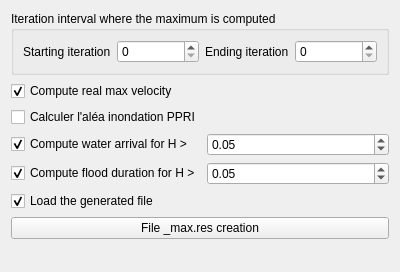
Qt form PostTelemac/meshlayertools/ExtractMaxTool.ui (nicogodet/PostTelemac) before a commit.
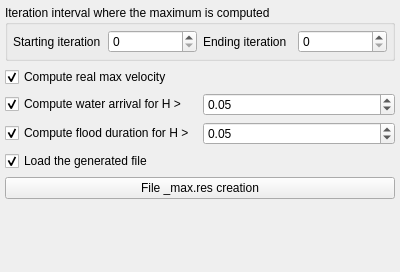
The same form after that commit. Icons and pictures are not drawn.

Diff of the .ui file:
```diff
--- a/PostTelemac/meshlayertools/ExtractMaxTool.ui
+++ b/PostTelemac/meshlayertools/ExtractMaxTool.ui
@@ -14,93 +14,36 @@
    <string>Form</string>
   </property>
   <layout class="QGridLayout" name="gridLayout">
-   <item row="4" column="1">
-    <widget class="QDoubleSpinBox" name="doubleSpinBox_5">
-     <property name="value">
-      <double>0.050000000000000</double>
-     </property>
-    </widget>
-   </item>
-   <item row="4" column="0">
-    <widget class="QCheckBox" name="checkBox_10">
-     <property name="text">
-      <string>Compute flood duration for H &gt;</string>
-     </property>
-     <property name="checked">
-      <bool>true</bool>
-     </property>
-    </widget>
-   </item>
-   <item row="3" column="0">
-    <widget class="QCheckBox" name="checkBox_9">
-     <property name="text">
-      <string>Compute water arrival for H &gt;</string>
-     </property>
-     <property name="checked">
-      <bool>true</bool>
-     </property>
-    </widget>
-   </item>
-   <item row="1" column="0">
-    <widget class="QCheckBox" name="checkBox_11">
-     <property name="text">
-      <string>Compute real max velocity</string>
-     </property>
-     <property name="checked">
-      <bool>true</bool>
-     </property>
-    </widget>
-   </item>
-   <item row="5" column="0">
-    <widget class="QCheckBox" name="checkBox_8">
-     <property name="enabled">
-      <bool>true</bool>
-     </property>
-     <property name="text">
-      <string>Load the generated file</string>
-     </property>
-     <property name="checked">
-      <bool>true</bool>
-     </property>
-    </widget>
-   </item>
-   <item row="6" column="0" colspan="2">
-    <widget class="QPushButton" name="pushButton_max_res">
-     <property name="text">
-      <string>File _max.res creation</string>
-     </property>
-     <property name="icon">
-      <iconset>
-       <normaloff>:/plugins/PostTelemac/icons/Play_48x48.png</normaloff>:/plugins/PostTelemac/icons/Play_48x48.png</iconset>
-     </property>
-    </widget>
-   </item>
-   <item row="3" column="1">
-    <widget class="QDoubleSpinBox" name="doubleSpinBox_4">
-     <property name="value">
-      <double>0.050000000000000</double>
-     </property>
-    </widget>
-   </item>
-   <item row="7" column="0">
-    <spacer name="verticalSpacer_4">
-     <property name="orientation">
-      <enum>Qt::Vertical</enum>
-     </property>
-     <property name="sizeHint" stdset="0">
-      <size>
-       <width>20</width>
-       <height>64</height>
-      </size>
-     </property>
-    </spacer>
-   </item>
+   <property name="leftMargin">
+    <number>5</number>
+   </property>
+   <property name="topMargin">
+    <number>5</number>
+   </property>
+   <property name="rightMargin">
+    <number>5</number>
+   </property>
+   <property name="bottomMargin">
+    <number>5</number>
+   </property>
    <item row="0" column="0" colspan="2">
     <widget class="QGroupBox" name="groupBox_6">
      <property name="title">
       <string>Iteration interval where the maximum is computed</string>
      </property>
      <layout class="QHBoxLayout" name="horizontalLayout_10">
+      <property name="leftMargin">
+       <number>5</number>
+      </property>
+      <property name="topMargin">
+       <number>5</number>
+      </property>
+      <property name="rightMargin">
+       <number>5</number>
+      </property>
+      <property name="bottomMargin">
+       <number>5</number>
+      </property>
       <item>
        <widget class="QLabel" name="label_34">
         <property name="text">
@@ -124,13 +67,84 @@
      </layout>
     </widget>
    </item>
+   <item row="4" column="0">
+    <widget class="QCheckBox" name="checkBox_8">
+     <property name="enabled">
+      <bool>true</bool>
+     </property>
+     <property name="text">
+      <string>Load the generated file</string>
+     </property>
+     <property name="checked">
+      <bool>true</bool>
+     </property>
+    </widget>
+   </item>
    <item row="2" column="0">
-    <widget class="QCheckBox" name="checkBox_alea">
-     <property name="enabled">
+    <widget class="QCheckBox" name="checkBox_9">
+     <property name="text">
+      <string>Compute water arrival for H &gt;</string>
+     </property>
+     <property name="checked">
       <bool>true</bool>
      </property>
+    </widget>
+   </item>
+   <item row="6" column="0">
+    <spacer name="verticalSpacer_4">
+     <property name="orientation">
+      <enum>Qt::Vertical</enum>
+     </property>
+     <property name="sizeHint" stdset="0">
+      <size>
+       <width>20</width>
+       <height>64</height>
+      </size>
+     </property>
+    </spacer>
+   </item>
+   <item row="1" column="0">
+    <widget class="QCheckBox" name="checkBox_11">
      <property name="text">
-      <string>Calculer l'aléa inondation PPRI</string>
+      <string>Compute real max velocity</string>
+     </property>
+     <property name="checked">
+      <bool>true</bool>
+     </property>
+    </widget>
+   </item>
+   <item row="3" column="0">
+    <widget class="QCheckBox" name="checkBox_10">
+     <property name="text">
+      <string>Compute flood duration for H &gt;</string>
+     </property>
+     <property name="checked">
+      <bool>true</bool>
+     </property>
+    </widget>
+   </item>
+   <item row="5" column="0" colspan="2">
+    <widget class="QPushButton" name="pushButton_max_res">
+     <property name="text">
+      <string>File _max.res creation</string>
+     </property>
+     <property name="icon">
+      <iconset>
+       <normaloff>:/plugins/PostTelemac/icons/Play_48x48.png</normaloff>:/plugins/PostTelemac/icons/Play_48x48.png</iconset>
+     </property>
+    </widget>
+   </item>
+   <item row="3" column="1">
+    <widget class="QDoubleSpinBox" name="doubleSpinBox_5">
+     <property name="value">
+      <double>0.050000000000000</double>
+     </property>
+    </widget>
+   </item>
+   <item row="2" column="1">
+    <widget class="QDoubleSpinBox" name="doubleSpinBox_4">
+     <property name="value">
+      <double>0.050000000000000</double>
      </property>
     </widget>
    </item>
```
